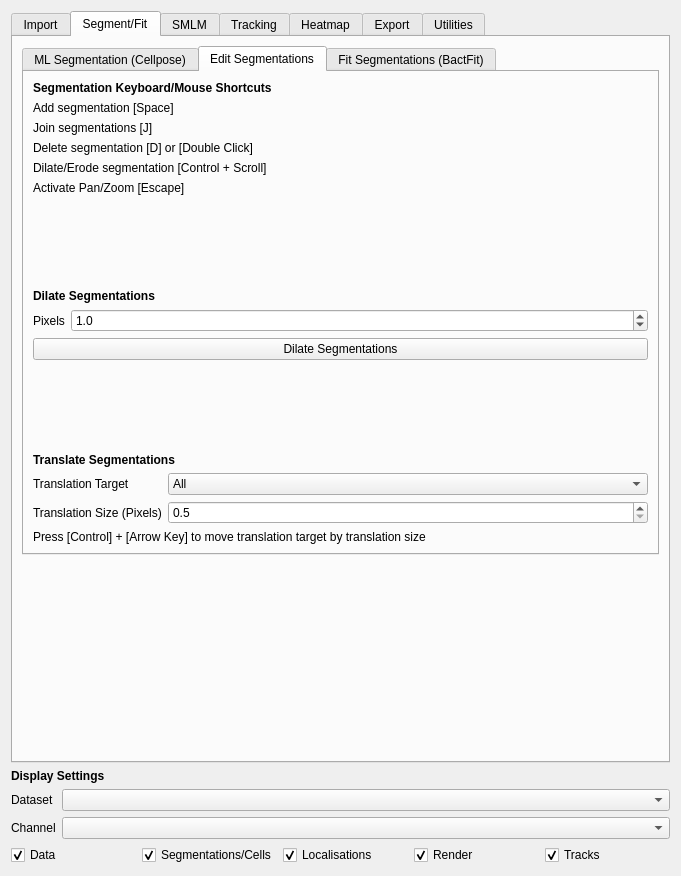
Before: the Qt Designer form src/moltrack/GUI/widget_ui.ui in piedrro/napari-moltrack, drawn with Qt 5.
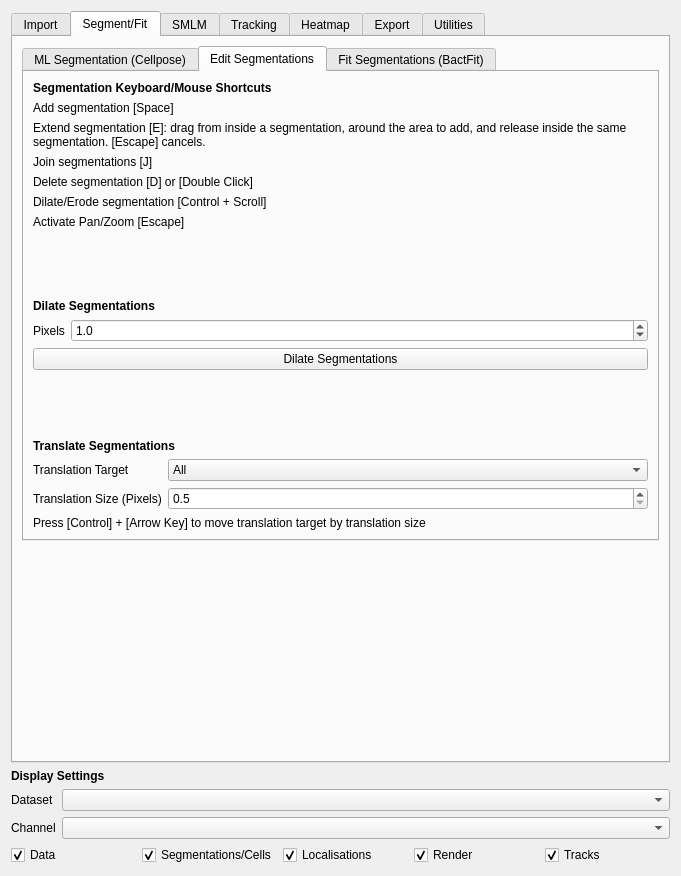
After: the same form once the commit is applied. The open tabs and pages were chosen to show the change.

The edit to the form file:
```diff
--- a/src/moltrack/GUI/widget_ui.ui
+++ b/src/moltrack/GUI/widget_ui.ui
@@ -1043,6 +1043,16 @@
              </property>
             </widget>
            </item>
+           <item>
+            <widget class="QLabel" name="extend_segmentation_hint">
+             <property name="text">
+              <string>Extend segmentation [E]: drag from inside a segmentation, around the area to add, and release inside the same segmentation. [Escape] cancels.</string>
+             </property>
+             <property name="wordWrap">
+              <bool>true</bool>
+             </property>
+            </widget>
+           </item>
            <item>
             <widget class="QLabel" name="label_18">
              <property name="text">
```
